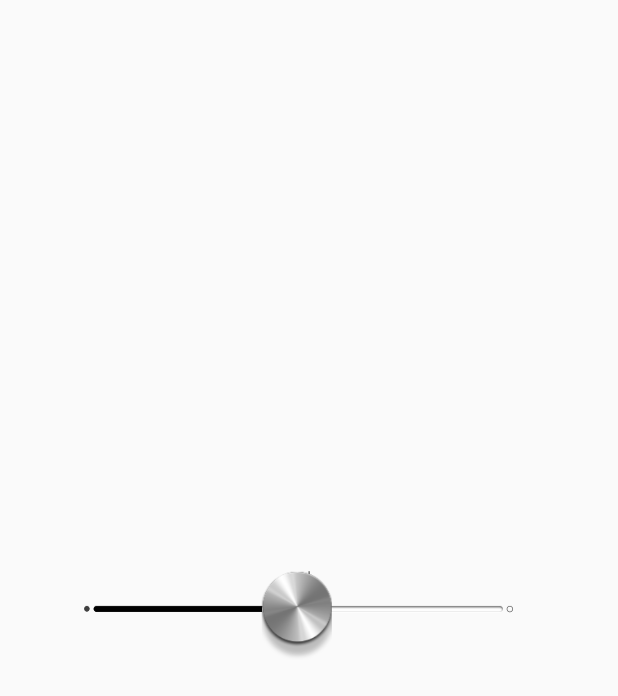
After one commit to zhaoliufeng/MyLab, an Android app: the SeekBarActivity screen opened directly, with no data from a screen before it, on a phone screen of 412 x 824 dp. The commit adds this screen. Shown: the top 696 px of the screen. Run offline under Robolectric (Android 15) with nearby library versions, the phone set to English and light mode, and no system bars.

Commit message:
Seekbar提交

```diff
--- a/app/src/main/AndroidManifest.xml
+++ b/app/src/main/AndroidManifest.xml
@@ -26,7 +26,8 @@
         <activity android:name=".lab.ViewDrawApiActivity" />
         <activity android:name=".DashBoardView.DashBoardActivity" />
         <activity android:name=".SwitchButtonActivity" />
-        <activity android:name=".ColorPickerActivity"></activity>
+        <activity android:name=".ColorPickerActivity" />
+        <activity android:name=".SeekBarActivity"></activity>
     </application>
 
 </manifest>
--- a/app/src/main/java/me/zhaoliufeng/mylab/MainActivity.java
+++ b/app/src/main/java/me/zhaoliufeng/mylab/MainActivity.java
@@ -64,4 +64,8 @@ public class MainActivity extends AppCompatActivity {
     public void colorOnClick(View view) {
         startActivity(new Intent(this, ColorPickerActivity.class));
     }
+
+    public void seekOnClick(View view) {
+        startActivity(new Intent(this, SeekBarActivity.class));
+    }
 }
--- /dev/null
+++ b/app/src/main/java/me/zhaoliufeng/mylab/SeekBarActivity.java
@@ -0,0 +1,17 @@
+package me.zhaoliufeng.mylab;
+
+import android.support.v7.app.AppCompatActivity;
+import android.os.Bundle;
+
+import me.zhaoliufeng.customviews.SeekBar;
+
+public class SeekBarActivity extends AppCompatActivity {
+
+    @Override
+    protected void onCreate(Bundle savedInstanceState) {
+        super.onCreate(savedInstanceState);
+        setContentView(R.layout.activity_seekbar);
+        SeekBar seekBar = (SeekBar)findViewById(R.id.seekbar);
+        seekBar.setPosition(50);
+    }
+}
--- a/app/src/main/res/layout/activity_main.xml
+++ b/app/src/main/res/layout/activity_main.xml
@@ -69,6 +69,12 @@
        android:layout_width="match_parent"
        android:layout_height="wrap_content" />
 
+   <Button
+       android:layout_margin="5dp"
+       android:onClick="seekOnClick"
+       android:text="拖动条"
+       android:layout_width="match_parent"
+       android:layout_height="wrap_content" />
 
    <Button
        android:layout_margin="5dp"
--- /dev/null
+++ b/app/src/main/res/layout/activity_seekbar.xml
@@ -0,0 +1,15 @@
+<?xml version="1.0" encoding="utf-8"?>
+<FrameLayout xmlns:android="http://schemas.android.com/apk/res/android"
+    xmlns:app="http://schemas.android.com/apk/res-auto"
+    xmlns:tools="http://schemas.android.com/tools"
+    android:layout_width="match_parent"
+    android:layout_height="match_parent"
+    tools:context="me.zhaoliufeng.mylab.SeekBarActivity">
+
+    <me.zhaoliufeng.customviews.SeekBar
+        android:id="@+id/seekbar"
+        android:layout_gravity="center"
+        android:layout_width="300dp"
+        android:layout_height="wrap_content" />
+
+</FrameLayout>
--- /dev/null
+++ b/customviews/src/main/java/me/zhaoliufeng/customviews/SeekBar.java
@@ -0,0 +1,189 @@
+package me.zhaoliufeng.customviews;
+
+import android.content.Context;
+import android.graphics.Bitmap;
+import android.graphics.BitmapFactory;
+import android.graphics.Canvas;
+import android.graphics.Matrix;
+import android.graphics.Paint;
+import android.support.annotation.Nullable;
+import android.util.AttributeSet;
+import android.util.Log;
+import android.view.MotionEvent;
+import android.view.View;
+import android.view.ViewTreeObserver;
+
+/**
+ * Created by We-Smart on 2017/7/14.
+ */
+
+public class SeekBar extends View {
+
+    private Bitmap mNormalBg;
+    private Bitmap mSelectBg;
+    private Bitmap mSliderBitmap;   //滑块图片
+    private Bitmap mLeftBitmap;
+    private Bitmap mRightBitmap;
+    private Bitmap mMiddleBitmap;
+
+    private Paint mPaint;
+
+    private float mStartX;
+    private float mEndX;
+    private float mCurrX;
+
+    private int mWidth;
+    private int mHeight;
+    private int space = 3;
+    private OnPositionChangedListener mOnPositionChangedListener;
+
+    public SeekBar(Context context) {
+        super(context);
+    }
+
+    public SeekBar(Context context, @Nullable AttributeSet attrs) {
+        super(context, attrs);
+        init();
+    }
+
+    private void init(){
+        mNormalBg = BitmapFactory.decodeResource(getResources(), R.drawable.adjuster_rail_normal);
+        mSelectBg = BitmapFactory.decodeResource(getResources(), R.drawable.adjuster_rail_selected);
+        mSliderBitmap = BitmapFactory.decodeResource(getResources(), R.drawable.adjuster_seek_slider);
+        mLeftBitmap = BitmapFactory.decodeResource(getResources(), R.drawable.room_icon_switch_on);
+        mRightBitmap = BitmapFactory.decodeResource(getResources(), R.drawable.room_icon_switch_off);
+        mMiddleBitmap = BitmapFactory.decodeResource(getResources(), R.drawable.adjuster_middle_line);
+
+        mSliderBitmap = zoomImg(mSliderBitmap, 70, 0);
+        mPaint = new Paint();
+        mPaint.setAntiAlias(true);
+    }
+
+    @Override
+    protected void onMeasure(int widthMeasureSpec, int heightMeasureSpec) {
+        super.onMeasure(widthMeasureSpec, heightMeasureSpec);
+
+        setMeasuredDimension(MeasureSpec.getSize(widthMeasureSpec), mSliderBitmap.getHeight());
+    }
+
+    @Override
+    protected void onSizeChanged(int w, int h, int oldw, int oldh) {
+        super.onSizeChanged(w, h, oldw, oldh);
+        mWidth = w;
+        mHeight = h;
+        // 得到新的图片
+        mNormalBg = zoomImg(mNormalBg, mWidth - 40, 0);
+        mSelectBg = zoomImg(mSelectBg, mWidth - 40, 0);
+        mLeftBitmap = zoomImg(mLeftBitmap, 0, mNormalBg.getHeight());
+        mRightBitmap = zoomImg(mRightBitmap, 0, mNormalBg.getHeight());
+        mMiddleBitmap = zoomImg(mMiddleBitmap, 0, (int) (mHeight * 0.1264f));
+
+        mStartX = mSliderBitmap.getWidth()/2;
+        mCurrX = mStartX;
+        mEndX = mWidth - mSliderBitmap.getWidth();
+    }
+
+    @Override
+    public boolean onTouchEvent(MotionEvent event) {
+        switch (event.getAction()){
+            case MotionEvent.ACTION_DOWN:
+
+                break;
+            case MotionEvent.ACTION_MOVE:
+                if (event.getRawX() > mEndX + mSliderBitmap.getWidth()/2) {
+                    mCurrX = mEndX + mSliderBitmap.getWidth()/2;
+                    break;
+                }else if (event.getRawX() < mStartX ){
+                    mCurrX = mStartX ;
+                    break;
+                }
+                mCurrX = event.getRawX();
+                //Log.i("X", (int)(100*(mCurrX/mEndX) - 6) + "----" );
+                if (mOnPositionChangedListener != null)
+                    mOnPositionChangedListener.onNewPosition((int)(100*(mCurrX/mEndX) - 6));
+                postInvalidate();
+                break;
+        }
+        return true;
+    }
+
+    @Override
+    protected void onDraw(Canvas canvas) {
+        super.onDraw(canvas);
+        float top = mSliderBitmap.getHeight() * 0.3716f;
+        //画左边原点
+        canvas.drawBitmap(mLeftBitmap, 0, top, mPaint);
+        //画中间线
+        canvas.drawBitmap(mNormalBg, mLeftBitmap.getWidth() + space, top, mPaint);
+        //画右边原点
+        canvas.drawBitmap(mRightBitmap,mLeftBitmap.getWidth() +  mNormalBg.getWidth() + space *2, top, mPaint);
+        //画经过线
+        canvas.save();
+        canvas.clipRect(0, 0,  mCurrX - mSliderBitmap.getWidth()/2, mHeight);
+        canvas.drawBitmap(mSelectBg, mLeftBitmap.getWidth() + space, top, mPaint);
+        canvas.restore();
+        //画中间竖线
+        canvas.drawBitmap(mMiddleBitmap, mWidth/2 - mMiddleBitmap.getWidth()/2, 0, mPaint);
+        //画滑动块
+        canvas.drawBitmap(mSliderBitmap, mCurrX - mSliderBitmap.getWidth()/2, 0, mPaint);
+    }
+
+
+    /**
+     * 设置位置
+     * @param x 位置 0 - 100
+     */
+    public void setPosition(final int x){
+        if (x < 100 && x > 0) {
+            this.getViewTreeObserver().addOnGlobalLayoutListener(new ViewTreeObserver.OnGlobalLayoutListener() {
+                @Override
+                public void onGlobalLayout() {
+                    mCurrX = (x + 6)/100f * mEndX;
+                    postInvalidate();
+                }
+            });
+        }else {
+            Log.e("SeekBar", "传入的位置参数范围为 0 - 100");
+        }
+    }
+    /**
+     *  处理图片
+     * @param bm 所要转换的bitmap
+     * @param newWidth 新的宽
+     * @param newHeight 新的高
+     * @return 指定宽高的bitmap
+     */
+    public static Bitmap zoomImg(Bitmap bm, int newWidth ,int newHeight){
+        float scaleHeight;
+        float scaleWidth;
+        // 获得图片的宽高
+        int width = bm.getWidth();
+        int height = bm.getHeight();
+        // 计算缩放比例
+        if (newWidth == 0){
+            scaleHeight = ((float) newHeight) / height;
+            scaleWidth = scaleHeight;
+        }else if (newHeight == 0){
+            scaleWidth = ((float) newWidth) / width;
+            scaleHeight = scaleWidth;
+        }else{
+            scaleHeight = ((float) newHeight) / height;
+            scaleWidth = ((float) newWidth) / width;
+        }
+
+        // 取得想要缩放的matrix参数
+        Matrix matrix = new Matrix();
+        matrix.postScale(scaleWidth, scaleHeight);
+        // 得到新的图片
+        Bitmap newbm = Bitmap.createBitmap(bm, 0, 0, width, height, matrix, true);
+        return newbm;
+    }
+
+    public void setOnPositionChangedListener(OnPositionChangedListener onPositionChangedListener){
+        this.mOnPositionChangedListener = onPositionChangedListener;
+    }
+
+    public interface OnPositionChangedListener{
+        void onNewPosition(int position);
+    }
+}
```
Also changed, not shown: app/src/main/res/layout/activity_switch_button.xml (+12 -0 lines), customviews/src/main/java/me/zhaoliufeng/customviews/ImageSwitchButton.java (added, +164 -0 lines), app/src/main/res/drawable/adjuster_slider.png (added), customviews/src/main/res/drawable/adjuster_middle_line.png (added), customviews/src/main/res/drawable/adjuster_rail_normal.png (added), customviews/src/main/res/drawable/adjuster_rail_selected.png (added), customviews/src/main/res/drawable/adjuster_seek_slider.png (added), customviews/src/main/res/drawable/bg_switch.png (added), customviews/src/main/res/drawable/bg_switch_slider.png (added), customviews/src/main/res/drawable/room_icon_switch_off.png (added), customviews/src/main/res/drawable/room_icon_switch_on.png (added), customviews/src/main/res/drawable/room_switch_slider.png (added).
